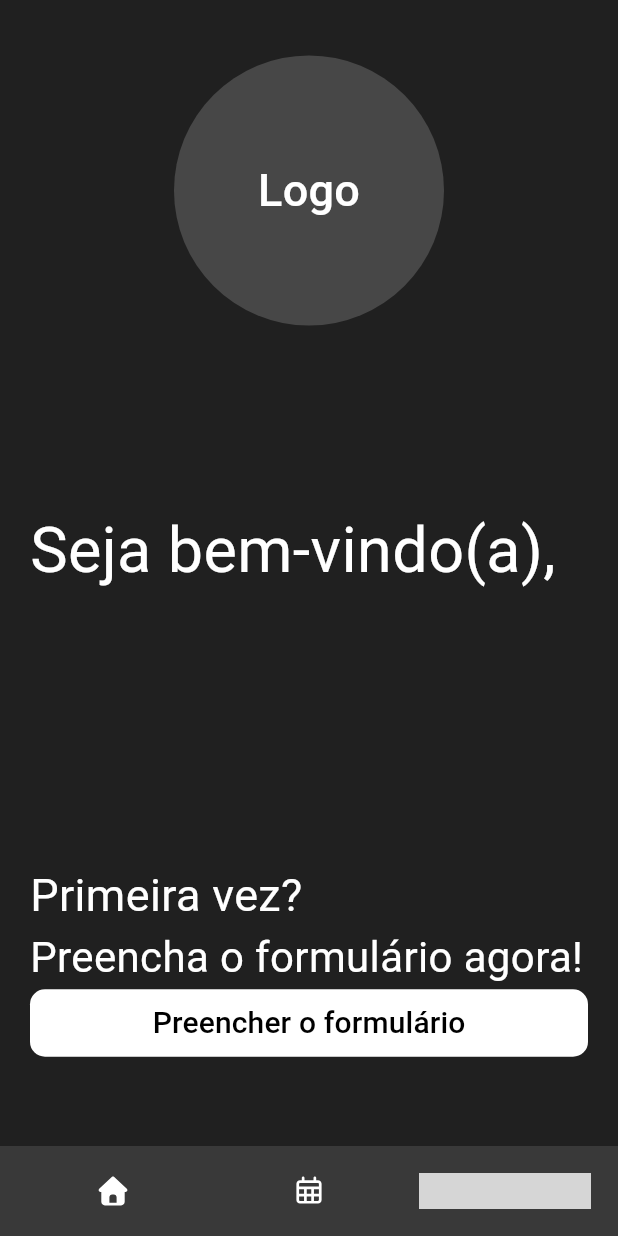
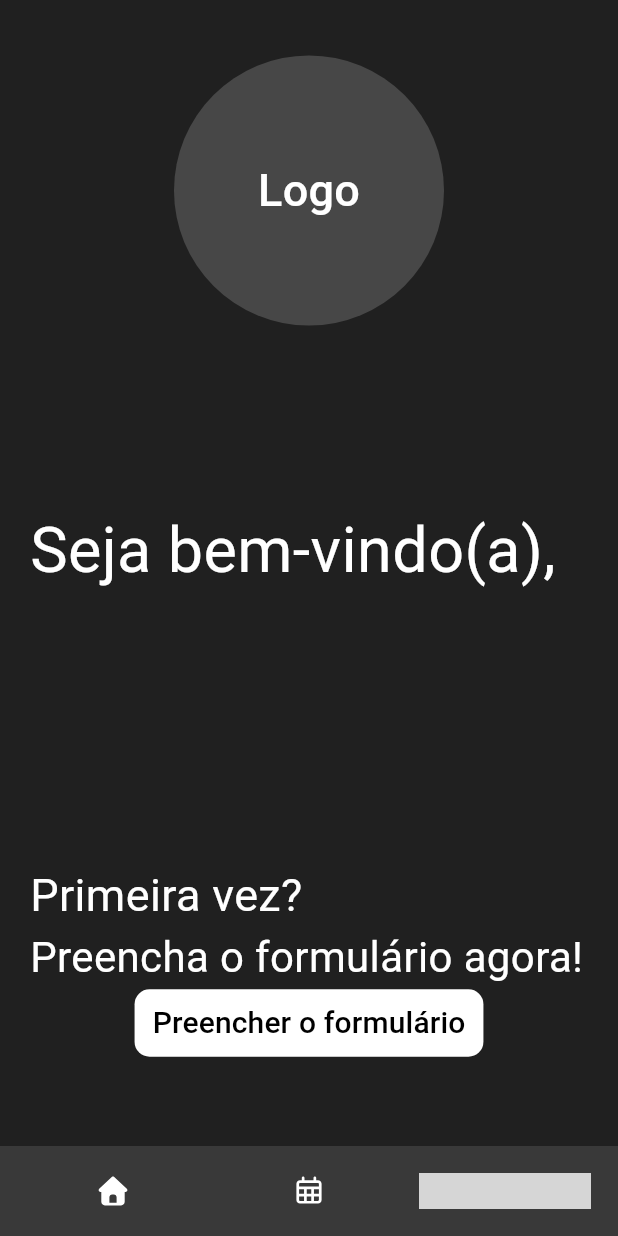
Before and after one commit to wastedy/HealthApp, a Flutter app: the MainPage screen opened by its route, on a phone screen of 412 x 824 dp. Run offline on Flutter 3.47's test engine with Material 3 defaults, Android fonts, the phone set to English and light mode, and no system bars; our stand-ins replace cloud_firestore, firebase_auth, firebase_core, flutter_svg, google_sign_in; accounts and stored records are empty; generated files the repository leaves out were written again; grey boxes are pictures that could not be loaded.

Commit message:
fix textscaling homepage

```diff
--- a/lib/mainpage.dart
+++ b/lib/mainpage.dart
@@ -87,12 +87,23 @@ class _HomePageState extends State<HomePage> {
             width: MediaQuery.sizeOf(context).width - 40,
             height: MediaQuery.sizeOf(context).height - 455,
             child: Column(crossAxisAlignment: CrossAxisAlignment.start, children: [
-              Text("Seja bem-vindo(a),\n${widget.userData['Name']}", style: headerTextStyle.copyWith(fontSize: 42)),
+              FittedBox(
+                child: Text("Seja bem-vindo(a),", style: headerTextStyle.copyWith(fontSize: 42)),
+              ),
+              FittedBox(
+                child: Text("${widget.userData['Name']}", style: headerTextStyle.copyWith(fontSize: 42)),
+              ),
               Spacer(flex: 1),
-              Text("Primeira vez?", style: headerTextStyle),
-              Text("Preencha o formulário agora!", style: headerTextStyle.copyWith(fontSize: 28)),
-              SizedBox(width: MediaQuery.sizeOf(context).width - 40,
-                child: TextButton(style: ButtonStyle(shape: WidgetStatePropertyAll(RoundedRectangleBorder(borderRadius: BorderRadiusGeometry.circular(10))), backgroundColor: WidgetStatePropertyAll(Colors.white)), onPressed: isFormAnswered, child: Text("Preencher o formulário", style: TextStyle(color: Colors.black, fontSize: 20))),
+              FittedBox(
+                child: Text("Primeira vez?", style: headerTextStyle.copyWith(fontSize: 30)),
+              ),
+
+              FittedBox(child: Text("Preencha o formulário agora!", style: headerTextStyle.copyWith(fontSize: 28),)),
+
+              Center(
+                child: FittedBox(
+                  child: TextButton(style: ButtonStyle(shape: WidgetStatePropertyAll(RoundedRectangleBorder(borderRadius: BorderRadiusGeometry.circular(10))), backgroundColor: WidgetStatePropertyAll(Colors.white)), onPressed: isFormAnswered, child: Text("Preencher o formulário", style: TextStyle(color: Colors.black, fontSize: 20))),
+                ),
               ),
 
             ],
```
